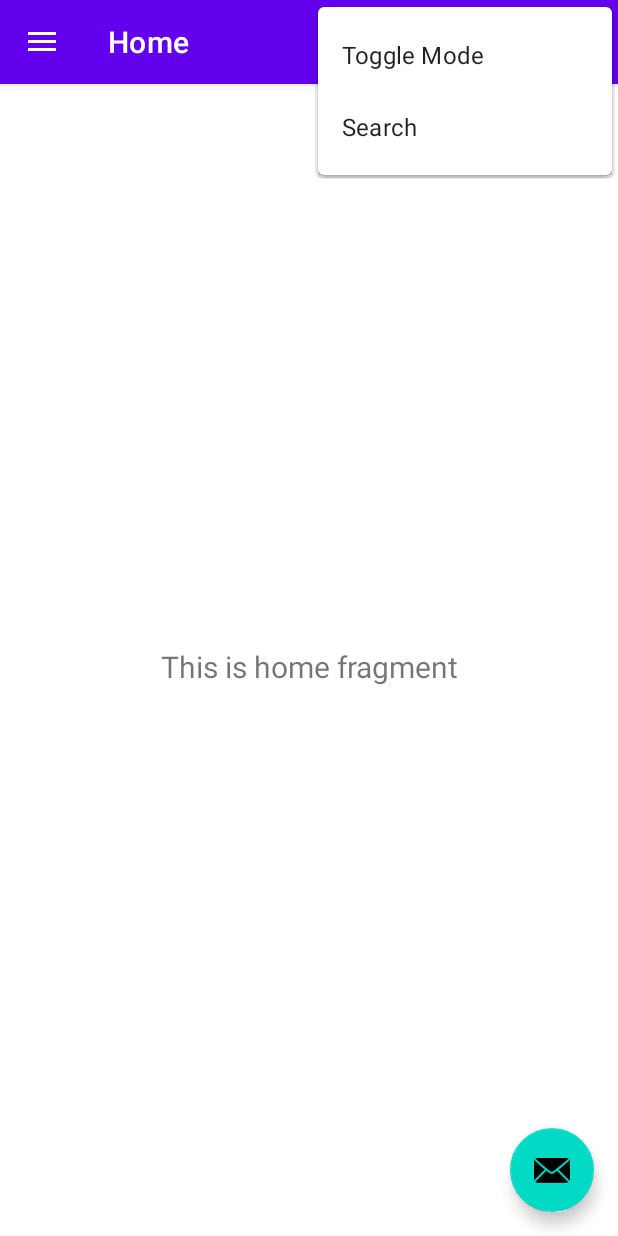
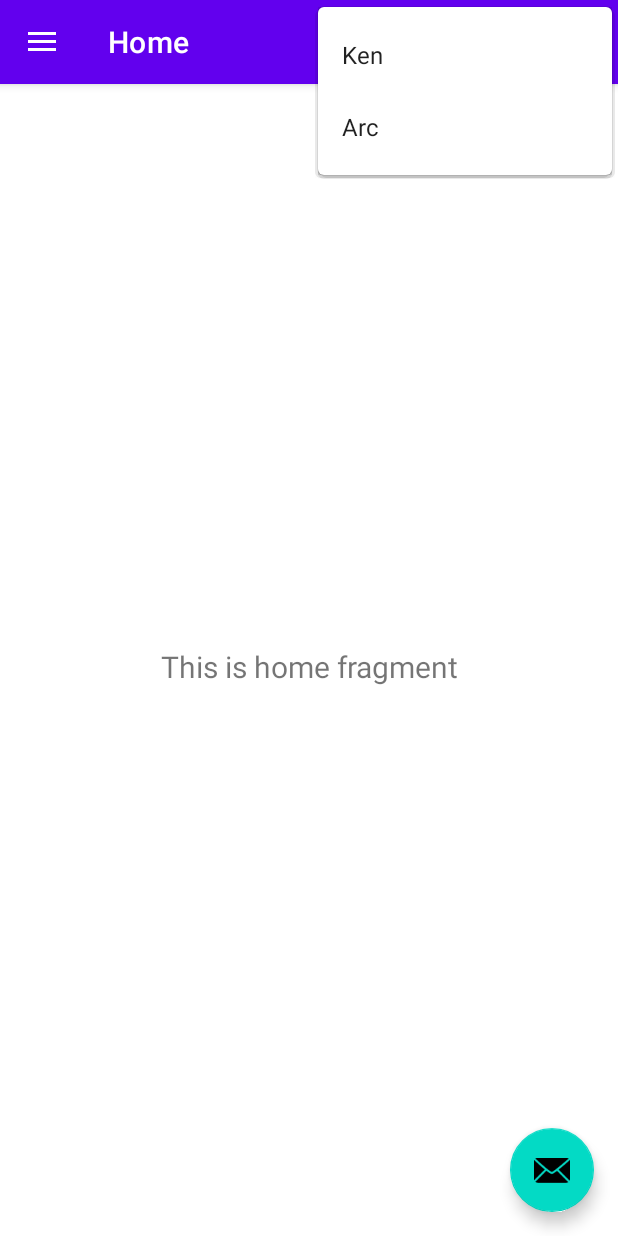
Before and after one commit to KenuthArchibald2545/Projects, an Android app: the ArchibaldActivity9 screen opened directly, with no data from a screen before it, with the options menu open, on a phone screen of 412 x 824 dp. Run offline under Robolectric (Android 15) with nearby library versions, the phone set to English and light mode, and no system bars; our stand-ins replace navigation-ui.

```diff
--- a/KenuthLab9/src/main/res/menu/main.xml
+++ b/KenuthLab9/src/main/res/menu/main.xml
@@ -4,16 +4,13 @@
     <item
         android:id="@+id/action_search"
         android:orderInCategory="2"
-        android:title="Search"
+        android:title="Arc"
         android:icon="@drawable/action_search_24"
-        android:textColor="@color/red"
         app:showAsAction="never" />
     <item
         android:id="@+id/action_toggle"
         android:orderInCategory="1"
-        android:title="Toggle Mode"
+        android:title="Ken"
         android:icon="@drawable/action_toggle_24"
-        android:textColor="@color/red"
         app:showAsAction="never"/>
-
 </menu>
```
Also changed, not shown: KenuthLab9/src/main/java/kenuth/archibald/n2545/ArchibaldActivity9.java (+49 -1 lines).
